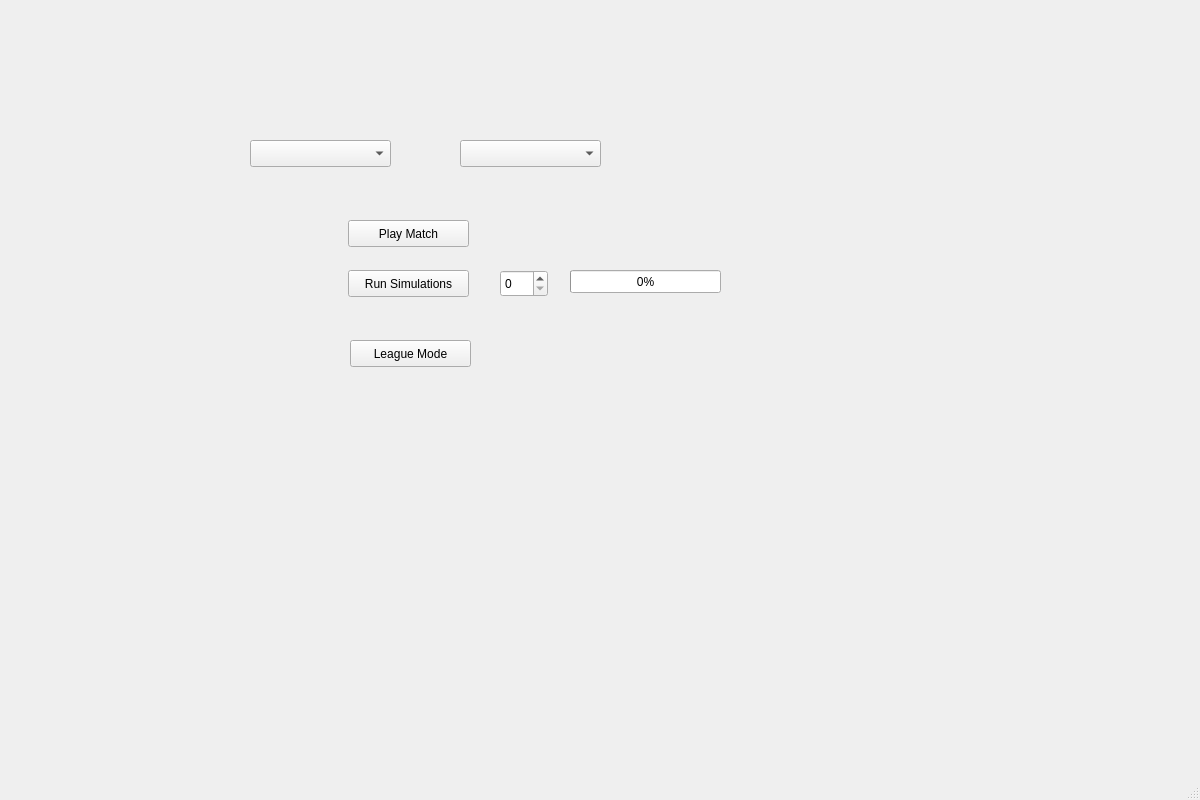
Before: the Qt Designer form MainWindow.ui in walsh06/BasketballManager, drawn with Qt 5.
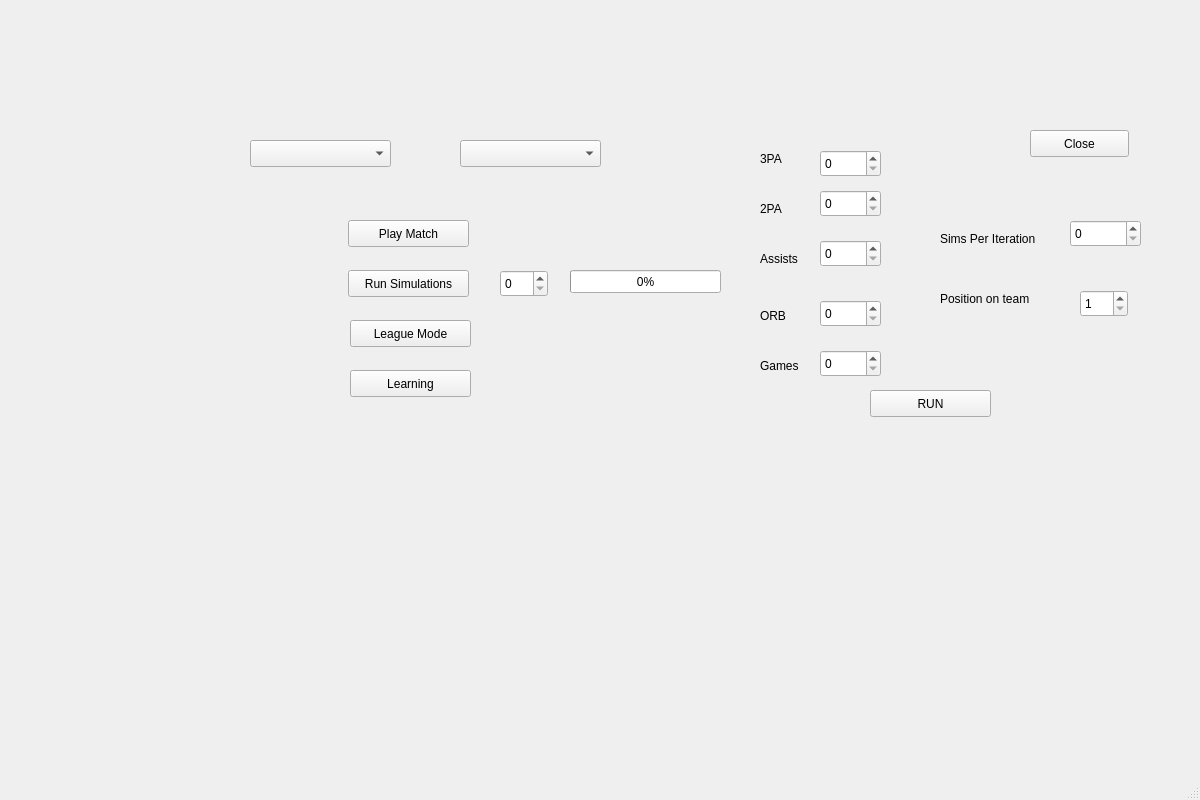
After: the same form once the commit is applied. The open tabs and pages were chosen to show the change. Custom widgets are drawn as their Qt base class.

Commit message: added learning widget, can be added to any position

Patch:
```diff
--- a/MainWindow.ui
+++ b/MainWindow.ui
@@ -101,7 +101,7 @@
       <property name="geometry">
        <rect>
         <x>350</x>
-        <y>340</y>
+        <y>320</y>
         <width>121</width>
         <height>27</height>
        </rect>
@@ -110,6 +110,222 @@
        <string>League Mode</string>
       </property>
      </widget>
+     <widget class="QPushButton" name="openLearning">
+      <property name="geometry">
+       <rect>
+        <x>350</x>
+        <y>370</y>
+        <width>121</width>
+        <height>27</height>
+       </rect>
+      </property>
+      <property name="text">
+       <string>Learning</string>
+      </property>
+     </widget>
+     <widget class="QWidget" name="learnWidget" native="true">
+      <property name="geometry">
+       <rect>
+        <x>730</x>
+        <y>110</y>
+        <width>411</width>
+        <height>331</height>
+       </rect>
+      </property>
+      <widget class="QLabel" name="label">
+       <property name="geometry">
+        <rect>
+         <x>30</x>
+         <y>140</y>
+         <width>67</width>
+         <height>17</height>
+        </rect>
+       </property>
+       <property name="text">
+        <string>Assists</string>
+       </property>
+      </widget>
+      <widget class="QLabel" name="label_2">
+       <property name="geometry">
+        <rect>
+         <x>30</x>
+         <y>90</y>
+         <width>67</width>
+         <height>17</height>
+        </rect>
+       </property>
+       <property name="text">
+        <string>2PA</string>
+       </property>
+      </widget>
+      <widget class="QLabel" name="label_3">
+       <property name="geometry">
+        <rect>
+         <x>30</x>
+         <y>40</y>
+         <width>67</width>
+         <height>17</height>
+        </rect>
+       </property>
+       <property name="text">
+        <string>3PA</string>
+       </property>
+      </widget>
+      <widget class="QLabel" name="label_4">
+       <property name="geometry">
+        <rect>
+         <x>30</x>
+         <y>190</y>
+         <width>51</width>
+         <height>31</height>
+        </rect>
+       </property>
+       <property name="text">
+        <string>ORB</string>
+       </property>
+      </widget>
+      <widget class="QSpinBox" name="iterationCount">
+       <property name="geometry">
+        <rect>
+         <x>340</x>
+         <y>110</y>
+         <width>71</width>
+         <height>27</height>
+        </rect>
+       </property>
+      </widget>
+      <widget class="QLabel" name="label_5">
+       <property name="geometry">
+        <rect>
+         <x>210</x>
+         <y>120</y>
+         <width>121</width>
+         <height>17</height>
+        </rect>
+       </property>
+       <property name="text">
+        <string>Sims Per Iteration</string>
+       </property>
+      </widget>
+      <widget class="QPushButton" name="closeLearning">
+       <property name="geometry">
+        <rect>
+         <x>300</x>
+         <y>20</y>
+         <width>99</width>
+         <height>27</height>
+        </rect>
+       </property>
+       <property name="text">
+        <string>Close</string>
+       </property>
+      </widget>
+      <widget class="QPushButton" name="runLearning">
+       <property name="geometry">
+        <rect>
+         <x>140</x>
+         <y>280</y>
+         <width>121</width>
+         <height>27</height>
+        </rect>
+       </property>
+       <property name="text">
+        <string>RUN</string>
+       </property>
+      </widget>
+      <widget class="QLabel" name="label_6">
+       <property name="geometry">
+        <rect>
+         <x>30</x>
+         <y>240</y>
+         <width>51</width>
+         <height>31</height>
+        </rect>
+       </property>
+       <property name="text">
+        <string>Games</string>
+       </property>
+      </widget>
+      <widget class="QSpinBox" name="thrpa">
+       <property name="geometry">
+        <rect>
+         <x>90</x>
+         <y>40</y>
+         <width>61</width>
+         <height>27</height>
+        </rect>
+       </property>
+      </widget>
+      <widget class="QSpinBox" name="twopa">
+       <property name="geometry">
+        <rect>
+         <x>90</x>
+         <y>80</y>
+         <width>61</width>
+         <height>27</height>
+        </rect>
+       </property>
+      </widget>
+      <widget class="QSpinBox" name="ast">
+       <property name="geometry">
+        <rect>
+         <x>90</x>
+         <y>130</y>
+         <width>61</width>
+         <height>27</height>
+        </rect>
+       </property>
+      </widget>
+      <widget class="QSpinBox" name="orb">
+       <property name="geometry">
+        <rect>
+         <x>90</x>
+         <y>190</y>
+         <width>61</width>
+         <height>27</height>
+        </rect>
+       </property>
+      </widget>
+      <widget class="QSpinBox" name="games">
+       <property name="geometry">
+        <rect>
+         <x>90</x>
+         <y>240</y>
+         <width>61</width>
+         <height>27</height>
+        </rect>
+       </property>
+      </widget>
+      <widget class="QSpinBox" name="playerPos">
+       <property name="geometry">
+        <rect>
+         <x>350</x>
+         <y>180</y>
+         <width>48</width>
+         <height>27</height>
+        </rect>
+       </property>
+       <property name="minimum">
+        <number>1</number>
+       </property>
+       <property name="maximum">
+        <number>10</number>
+       </property>
+      </widget>
+      <widget class="QLabel" name="label_7">
+       <property name="geometry">
+        <rect>
+         <x>210</x>
+         <y>180</y>
+         <width>121</width>
+         <height>17</height>
+        </rect>
+       </property>
+       <property name="text">
+        <string>Position on team</string>
+       </property>
+      </widget>
+     </widget>
     </widget>
     <widget class="LeagueScreen" name="LeagueWidget"/>
     <widget class="QWidget" name="PostGame">
```
The commit also changes 9 other files.
